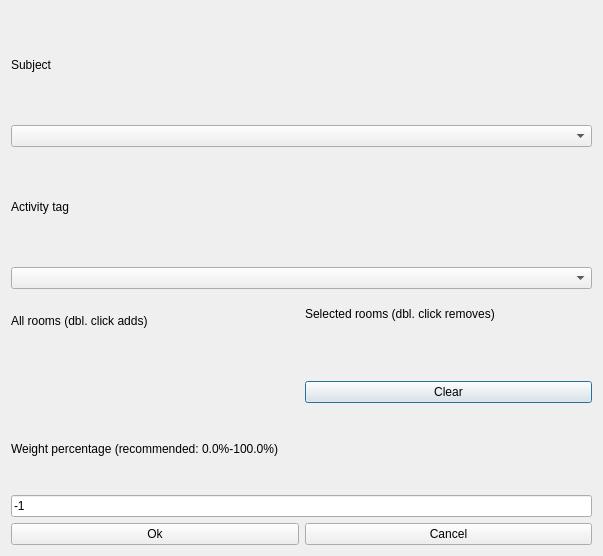
janLo/FET, file src/interface/modifyconstraintsubjectactivitytagpreferredroomsform_template.ui: the form before one commit.
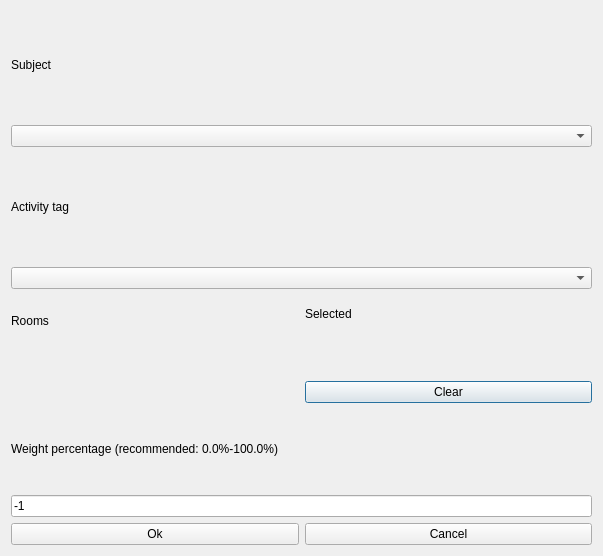
The form after the commit. Custom widgets are drawn as their Qt base class.

```diff
--- a/src/interface/modifyconstraintsubjectactivitytagpreferredroomsform_template.ui
+++ b/src/interface/modifyconstraintsubjectactivitytagpreferredroomsform_template.ui
@@ -51,7 +51,7 @@
         <enum>QFrame::Plain</enum>
        </property>
        <property name="text">
-        <string>All rooms (dbl. click adds)</string>
+        <string>Rooms</string>
        </property>
        <property name="wordWrap">
         <bool>false</bool>
@@ -80,7 +80,7 @@
         <enum>QFrame::Plain</enum>
        </property>
        <property name="text">
-        <string>Selected rooms (dbl. click removes)</string>
+        <string comment="It refers to a list of selected rooms">Selected</string>
        </property>
        <property name="wordWrap">
         <bool>false</bool>
```
